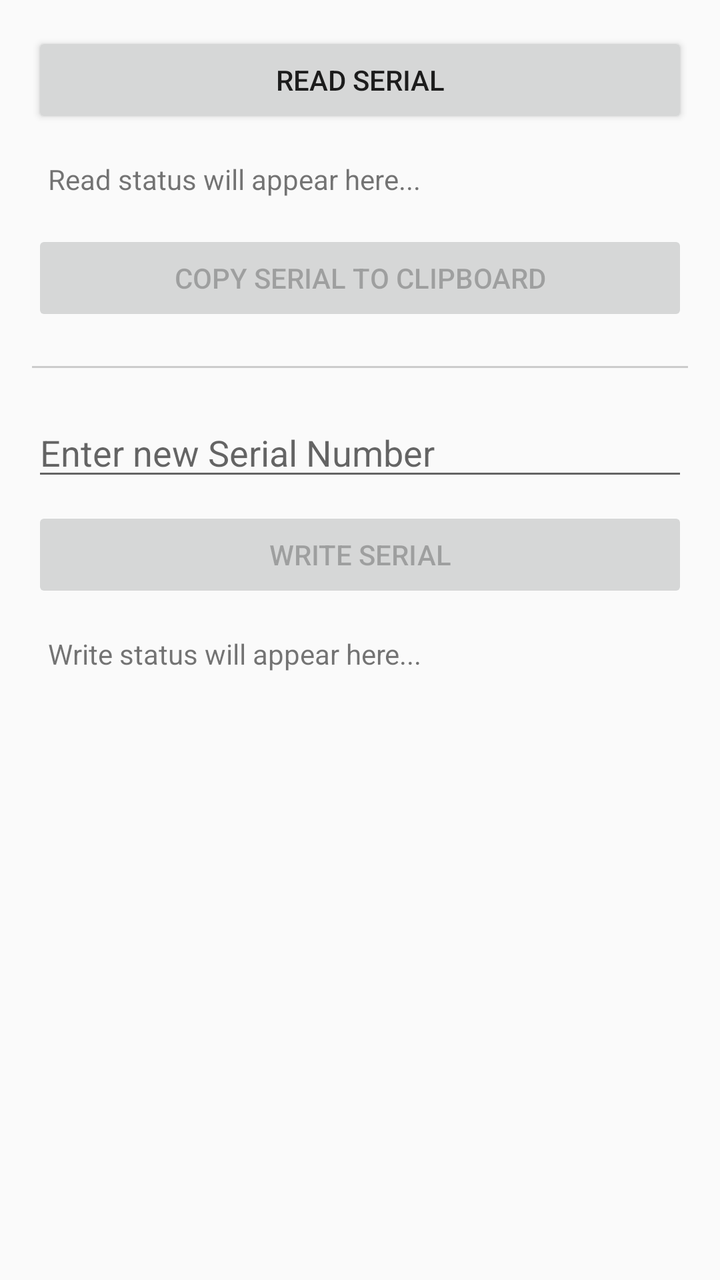
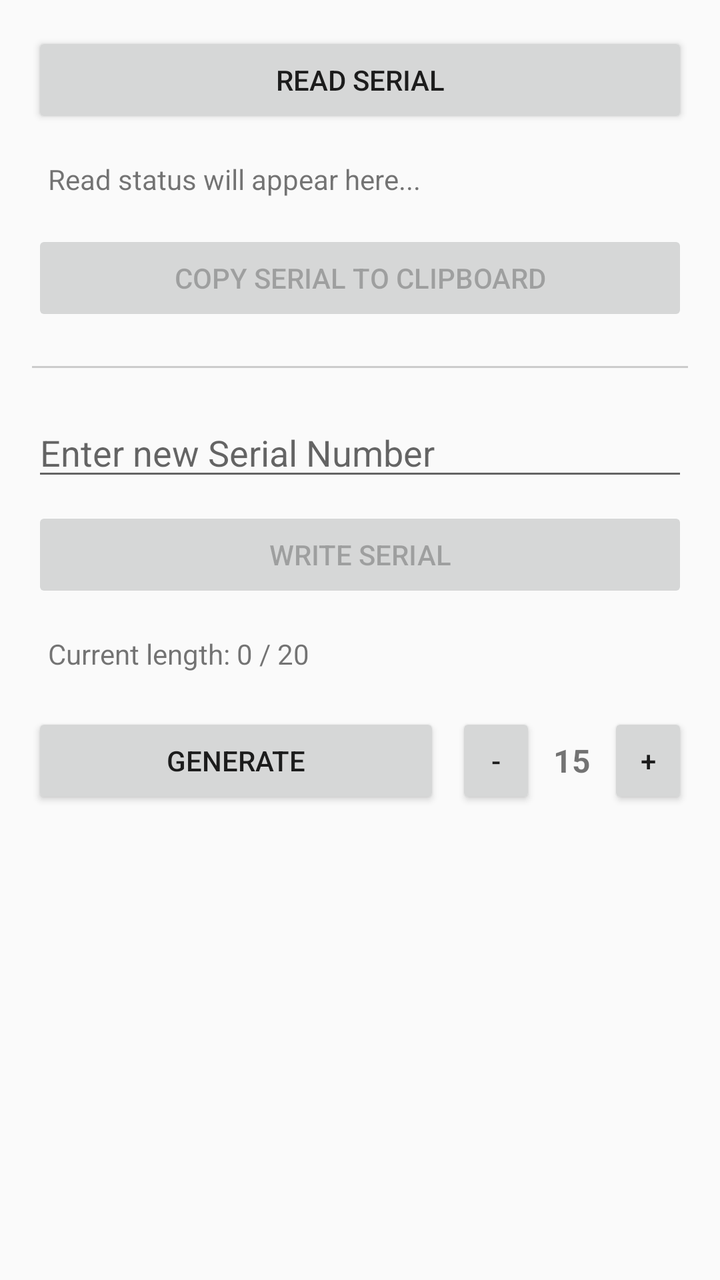

The first picture is an Android layout as it rendered before a commit; the second is the same layout after the commit. The layout source and the unified diff follow.
<!-- AndroidManifest.xml: application theme Theme.AppCompat.Light -->
<!-- res/layout/activity_main.xml -->
<?xml version="1.0" encoding="utf-8"?>
<ScrollView xmlns:android="http://schemas.android.com/apk/res/android"
    android:layout_width="match_parent"
    android:layout_height="match_parent"
    android:padding="16dp">

    <LinearLayout
        android:layout_width="match_parent"
        android:layout_height="wrap_content"
        android:orientation="vertical">

        
        <Button
            android:id="@+id/btnRead"
            android:layout_width="match_parent"
            android:layout_height="wrap_content"
            android:text="READ Serial" />

        <TextView
            android:id="@+id/tvReadStatus"
            android:layout_width="match_parent"
            android:layout_height="wrap_content"
            android:layout_marginTop="8dp"
            android:layout_marginBottom="8dp"
            android:padding="8dp"
            android:text="Read status will appear here..."
            android:textSize="14sp" />

        <Button
            android:id="@+id/btnCopy"
            android:layout_width="match_parent"
            android:layout_height="wrap_content"
            android:enabled="false"
            android:text="Copy Serial to Clipboard" />

        
        <View
            android:layout_width="match_parent"
            android:layout_height="1dp"
            android:layout_marginTop="20dp"
            android:layout_marginBottom="20dp"
            android:background="#CCCCCC" />

        
        <EditText
            android:id="@+id/etSerialInput"
            android:layout_width="match_parent"
            android:layout_height="wrap_content"
            android:hint="Enter new Serial Number"
            android:inputType="textNoSuggestions"
            android:maxLength="20" />

        <Button
            android:id="@+id/btnWrite"
            android:layout_width="match_parent"
            android:layout_height="wrap_content"
            android:layout_marginTop="8dp"
            android:enabled="false"
            android:text="WRITE Serial" />

        <TextView
            android:id="@+id/tvWriteStatus"
            android:layout_width="match_parent"
            android:layout_height="wrap_content"
            android:layout_marginTop="8dp"
            android:padding="8dp"
            android:text="Write status will appear here..."
            android:textSize="14sp" />

    </LinearLayout>
</ScrollView>
<!-- resources referenced by this layout -->
<resources>

</resources>

<!-- the commit's change to res/layout/activity_main.xml (unified diff, before → after) -->
@@ -64,8 +64,56 @@
             android:layout_height="wrap_content"
             android:layout_marginTop="8dp"
             android:padding="8dp"
-            android:text="Write status will appear here..."
+            android:text="Current length: 0 / 20"
             android:textSize="14sp" />
+
+        
+        <LinearLayout
+            android:layout_width="match_parent"
+            android:layout_height="wrap_content"
+            android:layout_marginTop="12dp"
+            android:gravity="center_vertical"
+            android:orientation="horizontal">
+
+            <Button
+                android:id="@+id/btnGenerate"
+                android:layout_width="0dp"
+                android:layout_height="wrap_content"
+                android:layout_weight="1"
+                android:text="Generate" />
+
+            <LinearLayout
+                android:layout_width="wrap_content"
+                android:layout_height="wrap_content"
+                android:layout_marginStart="8dp"
+                android:gravity="center_vertical"
+                android:orientation="horizontal">
+
+                <Button
+                    android:id="@+id/btnMinus"
+                    android:layout_width="40dp"
+                    android:layout_height="wrap_content"
+                    android:padding="0dp"
+                    android:text="-" />
+
+                <TextView
+                    android:id="@+id/tvLengthDisplay"
+                    android:layout_width="36dp"
+                    android:layout_height="wrap_content"
+                    android:gravity="center"
+                    android:text="15"
+                    android:textSize="16sp"
+                    android:textStyle="bold" />
+
+                <Button
+                    android:id="@+id/btnPlus"
+                    android:layout_width="40dp"
+                    android:layout_height="wrap_content"
+                    android:padding="0dp"
+                    android:text="+" />
+
+            </LinearLayout>
+        </LinearLayout>
 
     </LinearLayout>
 </ScrollView>
